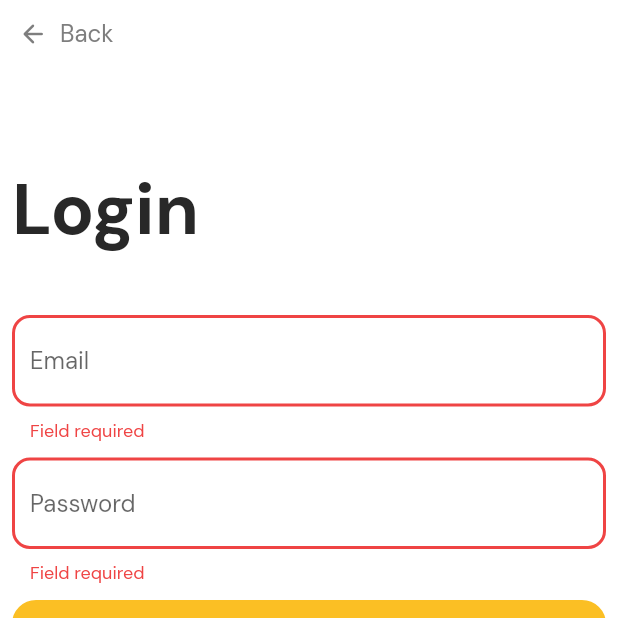
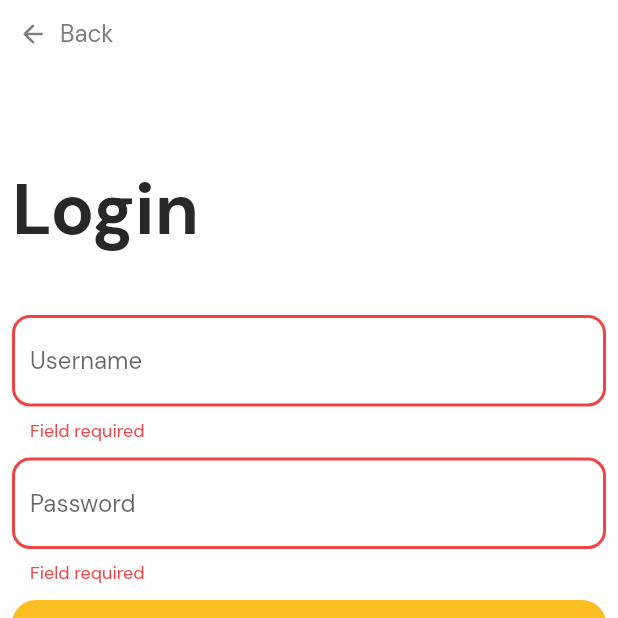
Before and after one commit to geoloupix/app, a Flutter app: the AuthLoginScreen screen opened directly, after a tap on "Let's go!", on a phone screen of 412 x 824 dp, the top half of it. Run offline on Flutter 3.47's test engine with Material 2 defaults, Android fonts, the phone set to English and light mode, and no system bars; our stand-ins replace dio, flutter_secure_storage, flutter_svg, google_fonts; accounts and stored records are empty.

Commit message:
work on login flow

```diff
--- a/lib/app/controllers/api.dart
+++ b/lib/app/controllers/api.dart
@@ -13,10 +13,10 @@ class ApiController {
 
   Future<Map<String, dynamic>?> login(Map<String, String> parameters) async {
     try {
-      final response = await Dio().post<Map<String, String>>("$_rootUrl/auth/login", data: parameters);
+      final response = await _dio.post<Map<String, String>>("$_rootUrl/auth/login", data: parameters);
       return response.data;
     } catch (e) {
-      debugPrint("$e");
+      return {"error": "$e"};
     }
   }
 }
--- /dev/null
+++ b/lib/app/core/global.dart
@@ -0,0 +1,3 @@
+import 'package:app/app/controllers/auth.dart';
+
+final AuthController authController = AuthController();
--- a/lib/screens/auth/login/login.dart
+++ b/lib/screens/auth/login/login.dart
@@ -1,4 +1,5 @@
 import 'package:app/app/core/constants.dart';
+import 'package:app/app/core/global.dart';
 import 'package:app/widgets/button.dart';
 import 'package:app/widgets/text_input.dart';
 import 'package:flutter/material.dart';
@@ -12,15 +13,15 @@ class AuthLoginScreen extends StatefulWidget {
 
 class _AuthLoginScreenState extends State<AuthLoginScreen> {
   final formKey = GlobalKey<FormState>();
-  String email = "";
+  String username = "";
   String password = "";
 
-  void submit() {
-    print("tapped");
+  void submit() async {
     if (formKey.currentState!.validate()) {
       formKey.currentState!.save();
-      print(email);
-      print(password);
+      final response = await authController.login(username, password);
+      print("response !");
+      print(response);
     }
   }
 
@@ -44,19 +45,15 @@ class _AuthLoginScreenState extends State<AuthLoginScreen> {
                         child: Column(
                           children: [
                             AppTextInput(
-                              hint: "Email",
+                              hint: "Username",
                               validator: (v) {
                                 if (v == null || v.isEmpty) {
                                   return "Field required";
                                 }
-                                final regex = RegExp(r"^[\w-\.]+@([\w-]+\.)+[\w-]{2,4}$");
-                                if (!regex.hasMatch(v)) {
-                                  return "Invalid email format";
-                                }
                               },
                               onSaved: (v) {
                                 setState(() {
-                                  email = v!;
+                                  username = v!;
                                 });
                               },
                             ),
```
